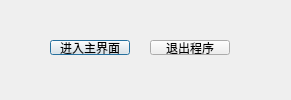
First picture: the form in Widgets/02_Dialog/welcomedialog.ui, repository Innern/Qt, before the edit.
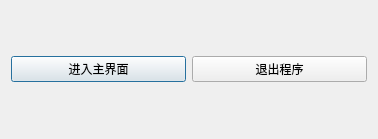
Second picture: the form after the edit.

Patch:
```diff
--- a/Widgets/02_Dialog/welcomedialog.ui
+++ b/Widgets/02_Dialog/welcomedialog.ui
@@ -6,39 +6,29 @@
    <rect>
     <x>0</x>
     <y>0</y>
-    <width>291</width>
-    <height>100</height>
+    <width>378</width>
+    <height>139</height>
    </rect>
   </property>
   <property name="windowTitle">
    <string>Welcome</string>
   </property>
+  <layout class="QHBoxLayout" name="horizontalLayout">
+   <item>
   <widget class="QPushButton" name="pushButton_access">
-   <property name="geometry">
-    <rect>
-     <x>50</x>
-     <y>40</y>
-     <width>80</width>
-     <height>15</height>
-    </rect>
-   </property>
    <property name="text">
     <string>进入主界面</string>
    </property>
   </widget>
+   </item>
+   <item>
   <widget class="QPushButton" name="pushButton_exit">
-   <property name="geometry">
-    <rect>
-     <x>150</x>
-     <y>40</y>
-     <width>80</width>
-     <height>15</height>
-    </rect>
-   </property>
    <property name="text">
     <string>退出程序</string>
    </property>
   </widget>
+   </item>
+  </layout>
  </widget>
  <resources/>
  <connections>
```
Lines whose indentation alone changed are shown as unchanged.
